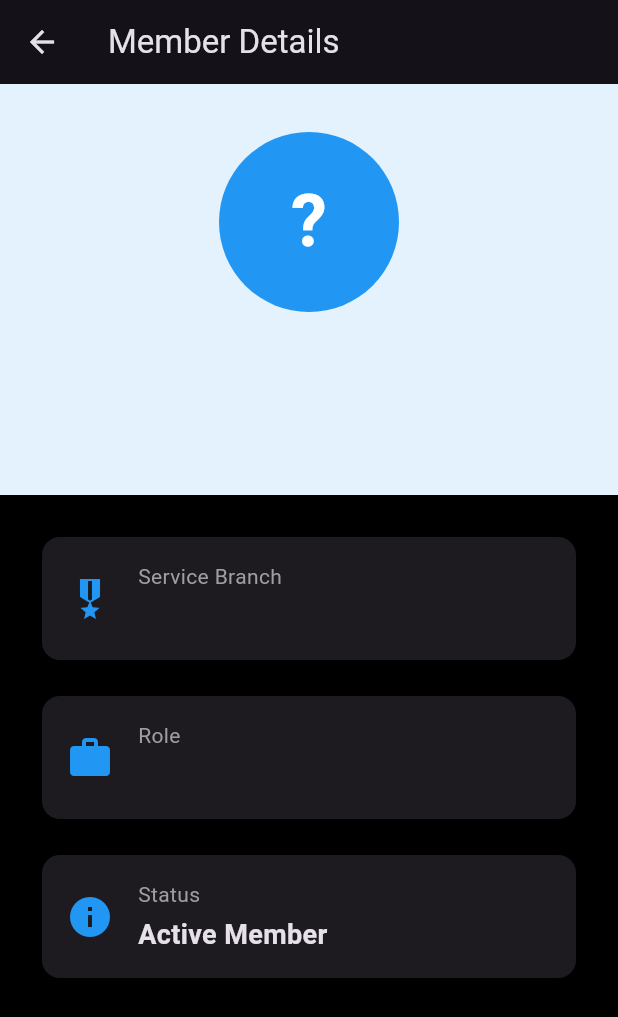
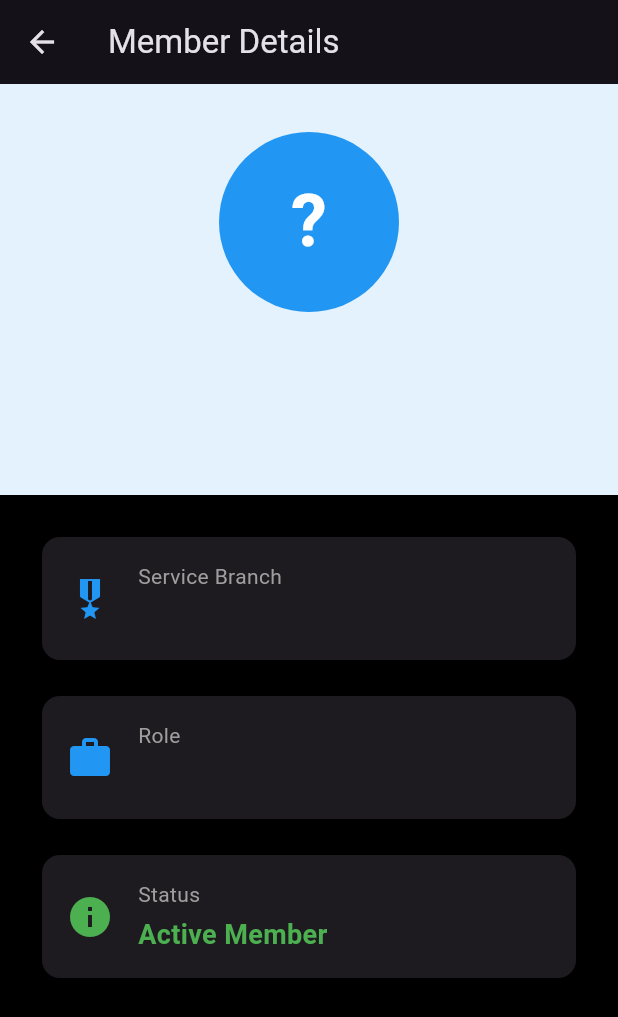
Before and after one commit to beetsolutions/veteran-app, a Flutter app: the MemberDetailScreen screen opened directly with empty values, on a phone screen of 412 x 824 dp. Shown: the top 1017 px of the screen. Run offline on Flutter 3.47's test engine with Material 3 defaults, Android fonts, the phone set to English and light mode, and no system bars.

Commit message:
Add member status enum and redesign members screen with sections
Co-authored-by: beetsolutions <10226675+beetsolutions@users.noreply.github.com>

```diff
--- a/lib/models/member.dart
+++ b/lib/models/member.dart
@@ -1,14 +1,22 @@
+enum MemberStatus {
+  active,
+  suspended,
+  dismissed,
+}
+
 class Member {
   final String id;
   final String name;
   final String location;
   final bool isPaid;
+  final MemberStatus status;
 
   const Member({
     required this.id,
     required this.name,
     required this.location,
     this.isPaid = false,
+    this.status = MemberStatus.active,
   });
 
   Member copyWith({
@@ -16,12 +24,14 @@ class Member {
     String? name,
     String? location,
     bool? isPaid,
+    MemberStatus? status,
   }) {
     return Member(
       id: id ?? this.id,
       name: name ?? this.name,
       location: location ?? this.location,
       isPaid: isPaid ?? this.isPaid,
+      status: status ?? this.status,
     );
   }
 }
--- a/lib/screens/member_detail_screen.dart
+++ b/lib/screens/member_detail_screen.dart
@@ -1,16 +1,41 @@
 import 'package:flutter/material.dart';
+import '../models/member.dart';
 
 class MemberDetailScreen extends StatelessWidget {
   final String name;
   final String role;
   final String service;
+  final MemberStatus status;
 
   const MemberDetailScreen({
     super.key,
     required this.name,
     required this.role,
     required this.service,
+    this.status = MemberStatus.active,
   });
+
+  String _getStatusText() {
+    switch (status) {
+      case MemberStatus.active:
+        return 'Active Member';
+      case MemberStatus.suspended:
+        return 'Suspended';
+      case MemberStatus.dismissed:
+        return 'Dismissed';
+    }
+  }
+
+  Color _getStatusColor() {
+    switch (status) {
+      case MemberStatus.active:
+        return Colors.green;
+      case MemberStatus.suspended:
+        return Colors.orange;
+      case MemberStatus.dismissed:
+        return Colors.red;
+    }
+  }
 
   @override
   Widget build(BuildContext context) {
@@ -78,7 +103,8 @@ class MemberDetailScreen extends StatelessWidget {
                   _buildInfoCard(
                     icon: Icons.info,
                     title: 'Status',
-                    value: 'Active Member',
+                    value: _getStatusText(),
+                    color: _getStatusColor(),
                   ),
                 ],
               ),
@@ -93,6 +119,7 @@ class MemberDetailScreen extends StatelessWidget {
     required IconData icon,
     required String title,
     required String value,
+    Color? color,
   }) {
     return Card(
       elevation: 2,
@@ -100,7 +127,7 @@ class MemberDetailScreen extends StatelessWidget {
         padding: const EdgeInsets.all(16.0),
         child: Row(
           children: [
-            Icon(icon, size: 32, color: Colors.blue),
+            Icon(icon, size: 32, color: color ?? Colors.blue),
             const SizedBox(width: 16),
             Expanded(
               child: Column(
@@ -116,9 +143,10 @@ class MemberDetailScreen extends StatelessWidget {
                   const SizedBox(height: 4),
                   Text(
                     value,
-                    style: const TextStyle(
+                    style: TextStyle(
                       fontSize: 18,
                       fontWeight: FontWeight.bold,
+                      color: color,
                     ),
                   ),
                 ],
```
Also changed, not shown: lib/screens/tab_screens/members_tab.dart (+74 -20 lines).
